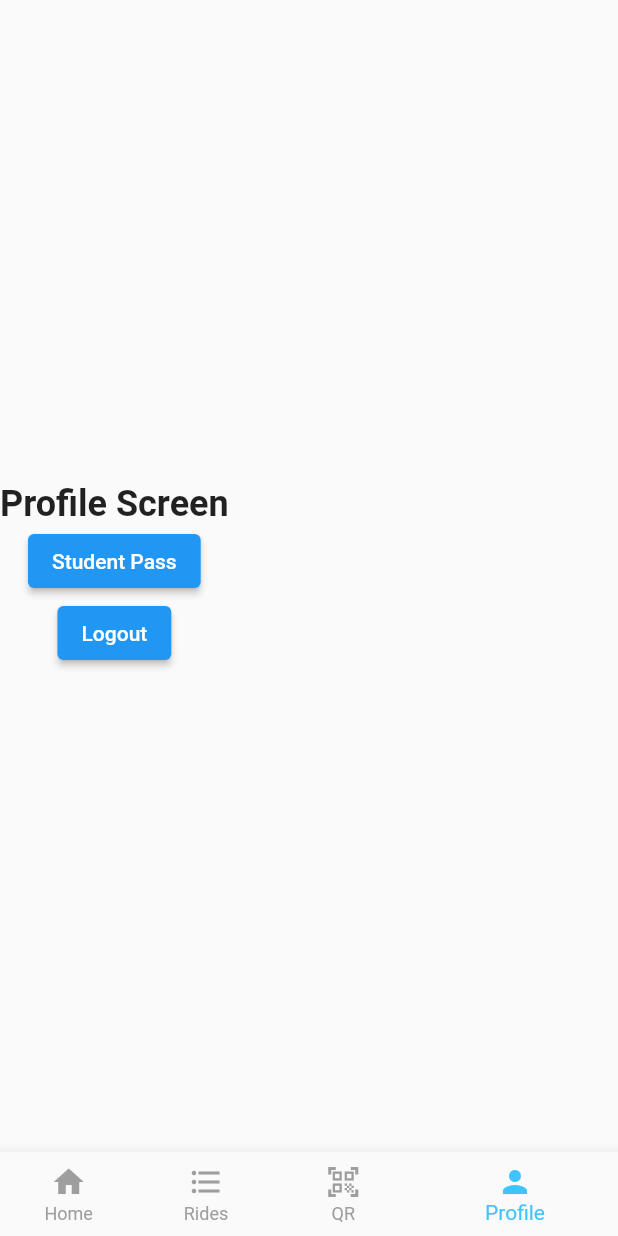
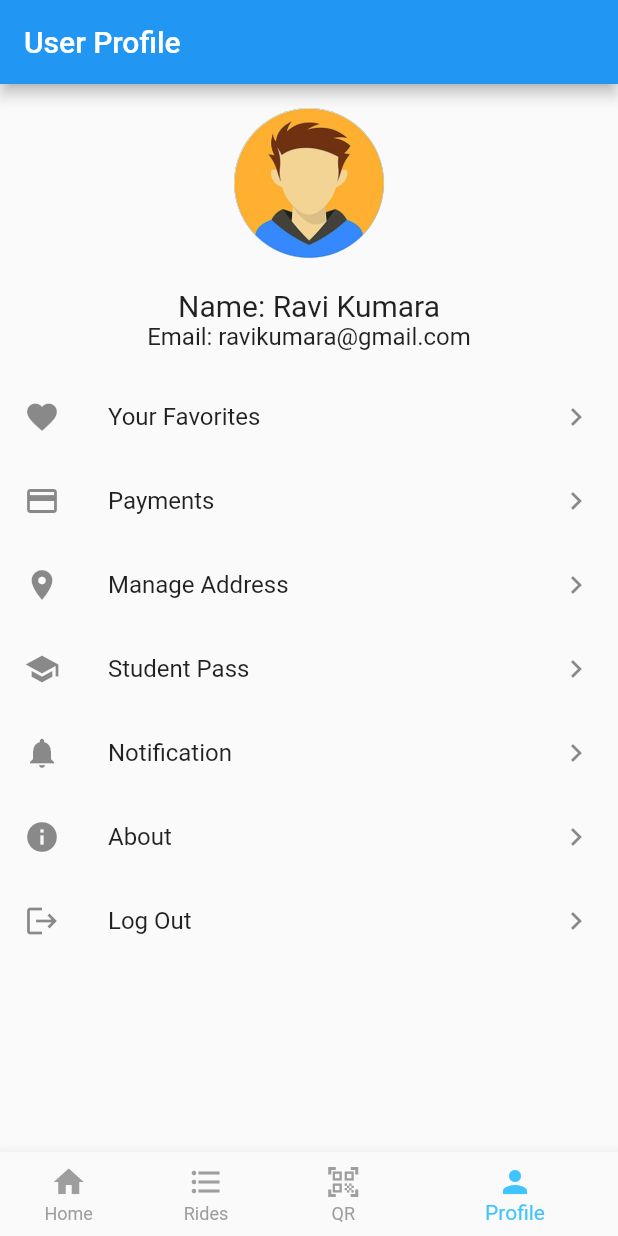
Before and after one commit to it21104176/Ticketing_System, a Flutter app: the screen it shows once a user with an empty profile is signed in, item 4 of the bottom bar chosen, on a phone screen of 412 x 824 dp. Run offline on Flutter 3.47's test engine with Material 2 defaults, Android fonts, the light colour scheme and no system bars; our stand-ins replace barcode_widget, cloud_firestore, firebase_auth, firebase_core; accounts and stored records are empty.

Commit message:
'Updated'

```diff
--- /dev/null
+++ b/bus_hub/lib/screens/StudentProfile.dart
@@ -0,0 +1,102 @@
+import 'package:bus_hub/screens/Studentpass.dart';
+import 'package:flutter/material.dart';
+
+class StudentProfile extends StatelessWidget {
+  final String userName;
+  final String userEmail;
+
+  StudentProfile({required this.userName, required this.userEmail});
+
+  @override
+  Widget build(BuildContext context) {
+    return Scaffold(
+      appBar: AppBar(
+        title: Text('User Profile'),
+      ),
+      body: Column(
+        children: [
+          Container(
+            padding: EdgeInsets.all(16.0),
+            child: Column(
+              children: [
+                CircleAvatar(
+                  radius: 50,
+                  backgroundImage: AssetImage('assets/images/profile.png'), // Add your image
+                ),
+                SizedBox(height: 20),
+                Text('Name: $userName', style: TextStyle(fontSize: 20)),
+                Text('Email: $userEmail', style: TextStyle(fontSize: 16)),
+              ],
+            ),
+          ),
+          Expanded(
+            child: ListView(
+              children: [
+                ListTile(
+                  leading: Icon(Icons.favorite), // Add your icon here
+                  title: Text('Your Favorites'),
+                  trailing: Icon(Icons.chevron_right), // Arrowhead icon
+                  onTap: () {
+                    // Navigate to the Your Favorites page
+                  },
+                ),
+                ListTile(
+                  leading: Icon(Icons.payment), // Add your icon here
+                  title: Text('Payments'),
+                  trailing: Icon(Icons.chevron_right), // Arrowhead icon
+                  onTap: () {
+                    // Navigate to the Payments page
+                  },
+                ),
+                ListTile(
+                  leading: Icon(Icons.location_on), // Add your icon here
+                  title: Text('Manage Address'),
+                  trailing: Icon(Icons.chevron_right), // Arrowhead icon
+                  onTap: () {
+                    // Navigate to the Manage Address page
+                  },
+                ),
+                ListTile(
+                  leading: Icon(Icons.school), // Add your icon here
+                  title: Text('Student Pass'),
+                  trailing: Icon(Icons.chevron_right), // Arrowhead icon
+                  onTap: () {
+                    Navigator.push(context,
+                      MaterialPageRoute(
+                        builder: (context) => Studentpass(),
+                      ),
+                    );
+                  },
+                ),
+                ListTile(
+                  leading: Icon(Icons.notifications), // Add your icon here
+                  title: Text('Notification'),
+                  trailing: Icon(Icons.chevron_right), // Arrowhead icon
+                  onTap: () {
+                    // Navigate to the Notification page
+                  },
+                ),
+                ListTile(
+                  leading: Icon(Icons.info), // Add your icon here
+                  title: Text('About'),
+                  trailing: Icon(Icons.chevron_right), // Arrowhead icon
+                  onTap: () {
+                    // Navigate to the About page
+                  },
+                ),
+                ListTile(
+                  leading: Icon(Icons.logout), // Add your icon here
+                  title: Text('Log Out'),
+                  trailing: Icon(Icons.chevron_right), // Arrowhead icon
+                  onTap: () {
+                    // Implement your logout logic here
+                  },
+                ),
+              ],
+            ),
+          ),
+        ],
+      ),
+    );
+  }
+}
--- a/bus_hub/lib/widgets/navigation.dart
+++ b/bus_hub/lib/widgets/navigation.dart
@@ -1,4 +1,5 @@
 import 'package:flutter/material.dart';
+import '../screens/StudentProfile.dart';
 import '../screens/home.dart';
 import 'package:bus_hub/screens/rides.dart';
 import 'package:bus_hub/screens/qr.dart';
@@ -21,7 +22,7 @@ class _NavigationState extends State<Navigation> {
     const Home(),
     const Rides(),
     const QR(),
-    const Profile()
+    StudentProfile(userName: 'Ravi Kumara', userEmail: 'ravikumara@gmail.com',),
   ];
 
   @override
```
